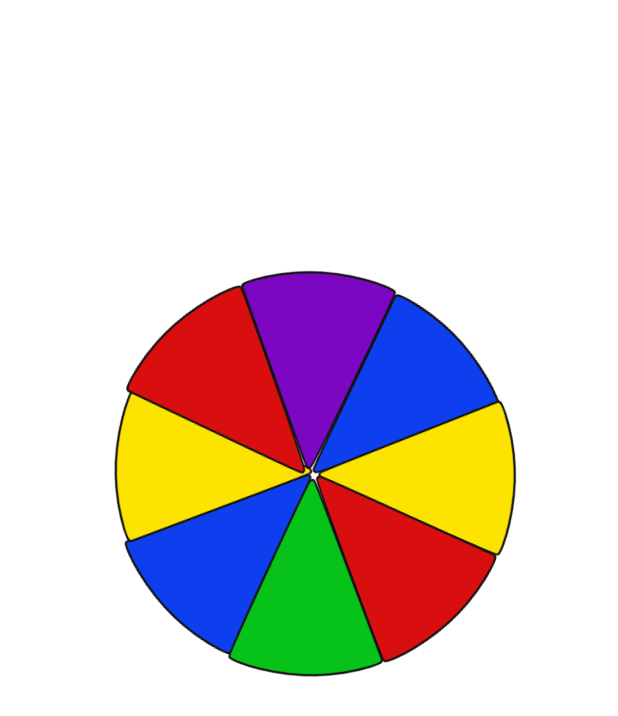
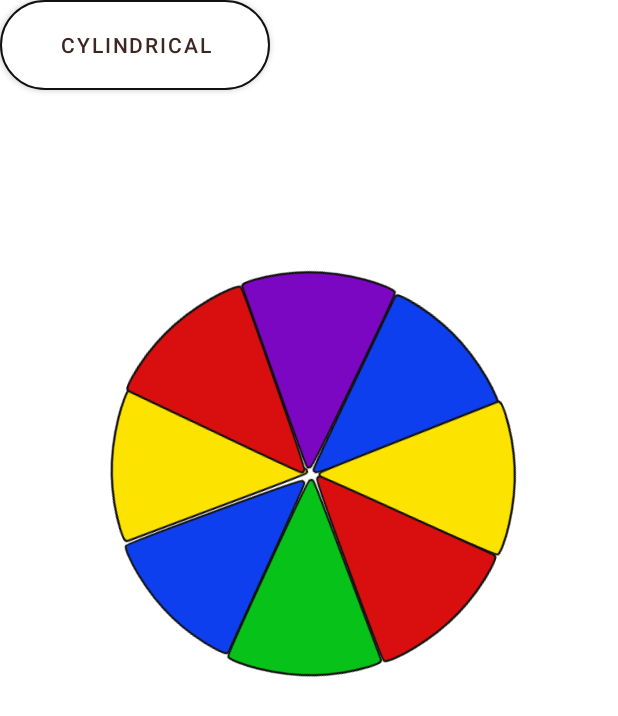
Before and after one commit to FranzGuanaco/Wheeler, an Android app: the Splash screen opened directly, with no data from a screen before it, on a phone screen of 412 x 824 dp. Shown: the top 716 px of the screen. Run offline under Robolectric (Android 15) with nearby library versions, the phone set to English and light mode, and no system bars.

Commit message:
anim intro 1/2

```diff
--- a/app/src/main/res/drawable/button_style.xml
+++ b/app/src/main/res/drawable/button_style.xml
@@ -1,9 +1,14 @@
 <?xml version="1.0" encoding="utf-8"?>
-<shape xmlns:android="http://schemas.android.com/apk/res/android">
+<shape
+    xmlns:android="http://schemas.android.com/apk/res/android"
+    android:shape="rectangle">
 
-
-    <corners android:radius="50dp" />
-    <stroke android:color="@color/black" android:width="12dp"/>
-    <solid android:color="@color/white"/>
+    <stroke
+        android:color="@color/black"
+        android:width="1dp"/>
+    <corners
+        android:radius="190dp"/>
+    <solid
+        android:color="@color/white"/>
 
 </shape>
--- a/app/src/main/res/layout/activity_splash.xml
+++ b/app/src/main/res/layout/activity_splash.xml
@@ -5,6 +5,17 @@
     android:layout_width="match_parent"
     android:layout_height="match_parent">
 
+    <Button
+        android:id="@+id/button7"
+        android:layout_width="180dp"
+        android:layout_height="60dp"
+        android:background="@drawable/button_style"
+        android:text="cylindrical"
+        android:textColor="#3e2723"
+        app:backgroundTint="@null"
+
+        tools:layout_editor_absoluteX="93dp"
+        tools:layout_editor_absoluteY="36dp" />
 
     <ImageView
         android:id="@+id/triangleBlue"
@@ -20,12 +31,13 @@
     <ImageView
         android:id="@+id/triangleBlue2"
         android:layout_width="300dp"
-        android:layout_height="200dp"
+        android:layout_height="0dp"
         android:layout_marginStart="55dp"
-        android:layout_marginTop="255dp"
-        android:layout_marginEnd="120dp"
+        android:layout_marginTop="261dp"
+        android:layout_marginEnd="122dp"
         android:rotation="19"
         android:src="@drawable/triangle_blue"
+
         app:layout_constraintEnd_toEndOf="parent"
         app:layout_constraintHorizontal_bias="1.0"
         app:layout_constraintStart_toStartOf="parent"
@@ -48,7 +60,7 @@
         android:layout_height="200dp"
         android:layout_marginStart="3dp"
         android:layout_marginTop="196dp"
-        android:layout_marginEnd="2dp"
+        android:layout_marginEnd="22dp"
         android:rotation="64"
         android:src="@drawable/triangle_yellow"
         app:layout_constraintEnd_toStartOf="@+id/triangleBlue"
@@ -94,11 +106,12 @@
         android:id="@+id/triangleGreen"
         android:layout_width="300dp"
         android:layout_height="200dp"
-        android:layout_marginStart="40dp"
+        android:layout_marginStart="39dp"
         android:layout_marginTop="10dp"
         android:rotation="334"
         android:src="@drawable/triangle_green"
         app:layout_constraintStart_toStartOf="parent"
         app:layout_constraintTop_toTopOf="@+id/triangleRed" />
 
+
 </androidx.constraintlayout.widget.ConstraintLayout>
```
